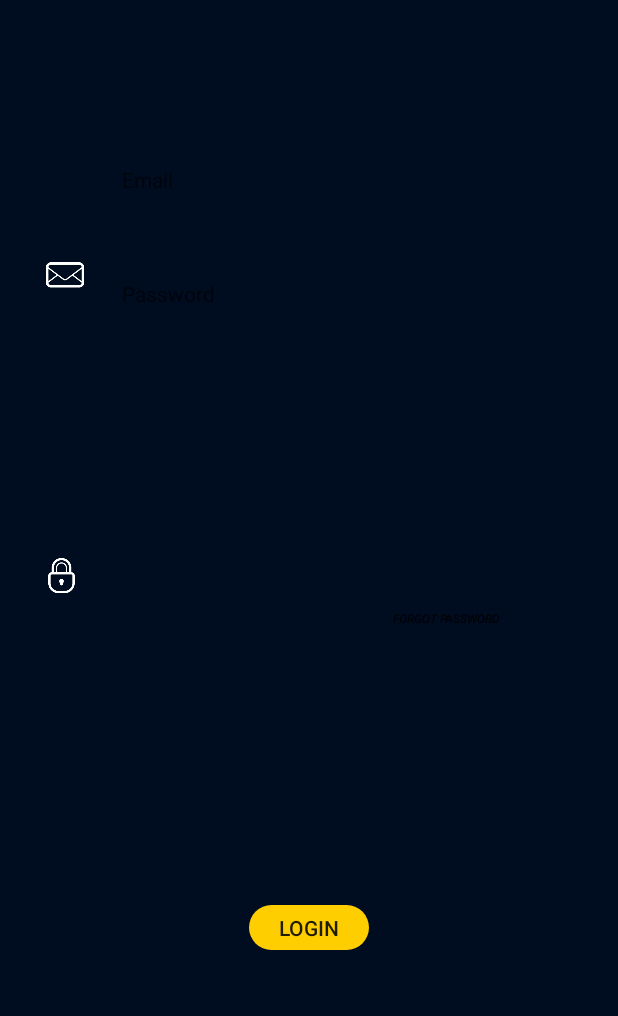
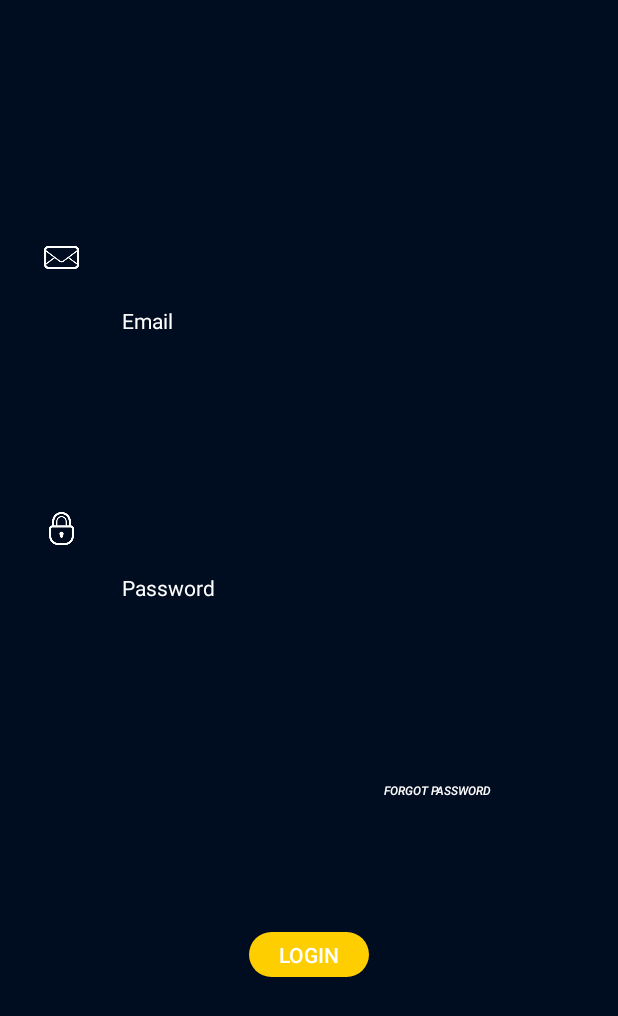
Before and after one commit to ankitrajan/Awareness, an Android app: the MainActivity screen opened directly, with no data from a screen before it, on a phone screen of 412 x 824 dp. Shown: the top 1016 px of the screen. Run offline under Robolectric (Android 15) with nearby library versions, the phone set to English and light mode, and no system bars; our stand-ins replace Firebase (no records; nobody signed in at launch, a user with empty details on screens opened directly); libraries missing offline, so code that uses them is left out: com.github.mikephil.charting.

Commit message:
UI/Ux changes 12/3/2018 actionbar color fix

```diff
--- a/app/src/main/AndroidManifest.xml
+++ b/app/src/main/AndroidManifest.xml
@@ -7,10 +7,10 @@
         android:hardwareAccelerated="false"
         android:largeHeap="true"
         android:icon="@mipmap/ic_awareness"
-        android:label="@string/app_name"
+        android:label=""
         android:roundIcon="@mipmap/ic_awareness"
         android:supportsRtl="true"
-        android:theme="@style/Theme.AppCompat">
+        android:theme="@style/AppTheme">
         <activity android:name=".LogoActivity" android:theme="@style/AppTheme.NoActionBar">
             <intent-filter>
                 <action android:name="android.intent.action.MAIN" />
--- a/app/src/main/java/com/example/ankit/awareness/MyAccountActivity.java
+++ b/app/src/main/java/com/example/ankit/awareness/MyAccountActivity.java
@@ -280,7 +280,7 @@ public class MyAccountActivity extends AppCompatActivity {
         data.setValueTextSize(10f);
         data.setValueTextColor(Color.WHITE);
 
-
+        pieChart.getLegend().setTextColor(Color.WHITE); //In case of error delete, changes font to white
         pieChart.setData(data);
     }
 
--- a/app/src/main/res/layout/activity_add_device.xml
+++ b/app/src/main/res/layout/activity_add_device.xml
@@ -20,6 +20,7 @@
         android:hint="Device Password"
         android:inputType="textPassword"
         android:textSize="14sp"
+        android:textColorHint="#FFFFFF"
         app:layout_constraintBottom_toTopOf="@+id/LinkDevice"
         app:layout_constraintEnd_toEndOf="parent"
         app:layout_constraintHorizontal_bias="0.502"
@@ -37,6 +38,7 @@
         android:layout_marginTop="49dp"
         android:ems="10"
         android:hint="Device ID"
+        android:textColorHint="#FFFFFF"
         android:inputType="textPersonName"
         android:textSize="14sp"
         app:layout_constraintBottom_toTopOf="@+id/DevicePasswordField"
@@ -54,6 +56,7 @@
         android:layout_marginStart="8dp"
         android:background="@drawable/button_selector"
         android:text="Link Device"
+        android:textColor="#FFFFFF"
         app:layout_constraintBottom_toBottomOf="parent"
         app:layout_constraintEnd_toEndOf="parent"
         app:layout_constraintStart_toStartOf="parent" />
--- a/app/src/main/res/layout/activity_analysis.xml
+++ b/app/src/main/res/layout/activity_analysis.xml
@@ -14,6 +14,8 @@
         android:layout_marginBottom="40dp"
         android:layout_marginEnd="8dp"
         android:layout_marginStart="8dp"
+        android:textColor="#FFFFFF"
+        android:visibility="visible"
         app:layout_constraintBottom_toTopOf="@+id/RefreshGraph"
         app:layout_constraintEnd_toEndOf="parent"
         app:layout_constraintHorizontal_bias="0.0"
@@ -28,6 +30,7 @@
         android:layout_marginStart="8dp"
         android:background="@drawable/button_selector"
         android:text="REFRESH"
+        android:textColor="#FFFFFF"
         app:layout_constraintBottom_toBottomOf="parent"
         app:layout_constraintEnd_toEndOf="parent"
         app:layout_constraintStart_toStartOf="parent" />
--- a/app/src/main/res/layout/activity_create_account.xml
+++ b/app/src/main/res/layout/activity_create_account.xml
@@ -16,6 +16,7 @@
         android:layout_marginRight="8dp"
         android:background="@drawable/button_selector"
         android:text="Sign Up"
+        android:textColor="#FFFFFF"
         app:layout_constraintBottom_toBottomOf="parent"
         app:layout_constraintHorizontal_bias="0.465"
         app:layout_constraintLeft_toLeftOf="parent"
@@ -31,6 +32,7 @@
         android:digits="0123456789qwertzuiopasdfghjklyxcvbnmQWERTYUIOPASDFGHJKLZXCVBNM@-_."
         android:ems="10"
         android:hint="Email"
+        android:textColorHint="#FFFFFF"
         android:inputType="textEmailAddress"
         android:maxLength="30"
         android:textSize="14sp"
@@ -50,6 +52,7 @@
         android:digits="0123456789qwertzuiopasdfghjklyxcvbnmQWERTYUIOPASDFGHJKLZXCVBNM"
         android:ems="10"
         android:hint="Password"
+        android:textColorHint="#FFFFFF"
         android:inputType="textPassword"
         android:maxLength="15"
         android:textSize="14sp"
--- a/app/src/main/res/layout/activity_logo.xml
+++ b/app/src/main/res/layout/activity_logo.xml
@@ -16,6 +16,7 @@
         android:layout_marginStart="8dp"
         android:background="@drawable/button_selector"
         android:text="Log in"
+        android:textColor="#FFFFFF"
         android:textSize="18sp"
         android:visibility="visible"
         app:layout_constraintBottom_toBottomOf="@+id/imageView"
@@ -34,6 +35,7 @@
         android:layout_marginTop="8dp"
         android:background="@drawable/button_selector"
         android:text="Register"
+        android:textColor="#FFFFFF"
         android:textSize="18sp"
         android:visibility="visible"
         app:layout_constraintBottom_toBottomOf="@+id/imageView"
--- a/app/src/main/res/layout/activity_main.xml
+++ b/app/src/main/res/layout/activity_main.xml
@@ -18,6 +18,7 @@
         android:layout_marginTop="8dp"
         android:background="@drawable/button_selector"
         android:text="Login"
+        android:textColor="#FFFFFF"
         app:layout_constraintBottom_toBottomOf="parent"
         app:layout_constraintLeft_toLeftOf="parent"
         app:layout_constraintRight_toRightOf="parent"
@@ -29,6 +30,7 @@
         android:id="@+id/EmailField"
         android:layout_width="250dp"
         android:layout_height="40dp"
+        android:layout_marginBottom="36dp"
         android:layout_marginLeft="8dp"
         android:layout_marginRight="8dp"
         android:layout_marginTop="100dp"
@@ -38,10 +40,11 @@
         android:hint="Email"
         android:inputType="textEmailAddress"
         android:maxLength="30"
-        android:textColorLink="@color/colorPrimaryDark"
+        android:textColor="@android:color/white"
+        android:textColorHint="#FFFFFF"
         android:textSize="14sp"
         android:visibility="visible"
-        app:layout_constraintHorizontal_bias="0.502"
+        app:layout_constraintBottom_toTopOf="@+id/PasswordField"
         app:layout_constraintLeft_toLeftOf="parent"
         app:layout_constraintRight_toRightOf="parent"
         app:layout_constraintTop_toTopOf="parent" />
@@ -50,9 +53,10 @@
         android:id="@+id/PasswordField"
         android:layout_width="250dp"
         android:layout_height="40dp"
+        android:layout_marginBottom="4dp"
         android:layout_marginLeft="8dp"
         android:layout_marginRight="8dp"
-        android:layout_marginTop="36dp"
+        android:layout_marginTop="8dp"
         android:background="@null"
         android:digits="0123456789qwertzuiopasdfghjklyxcvbnmQWERTYUIOPASDFGHJKLZXCVBNM"
         android:ems="10"
@@ -60,7 +64,10 @@
         android:hint="Password"
         android:inputType="textPassword"
         android:maxLength="15"
+        android:textColor="@android:color/white"
+        android:textColorHint="#FFFFFF"
         android:textSize="14sp"
+        app:layout_constraintBottom_toTopOf="@+id/ResetPassword"
         app:layout_constraintLeft_toLeftOf="parent"
         app:layout_constraintRight_toRightOf="parent"
         app:layout_constraintTop_toBottomOf="@+id/EmailField" />
@@ -68,48 +75,45 @@
     <Button
         android:id="@+id/ResetPassword"
         style="@android:style/Widget.DeviceDefault.Button.Borderless"
-        android:layout_width="99dp"
+        android:layout_width="110dp"
         android:layout_height="34dp"
-        android:layout_marginBottom="261dp"
+        android:layout_marginBottom="280dp"
         android:layout_marginLeft="8dp"
         android:layout_marginRight="8dp"
-        android:layout_marginTop="8dp"
         android:elevation="0dp"
         android:text="Forgot Password"
+        android:textColor="#FFFFFF"
         android:textSize="8sp"
         android:textStyle="italic"
         android:visibility="visible"
         app:layout_constraintBottom_toBottomOf="parent"
-        app:layout_constraintHorizontal_bias="0.808"
+        app:layout_constraintHorizontal_bias="0.799"
         app:layout_constraintLeft_toLeftOf="parent"
-        app:layout_constraintRight_toRightOf="parent"
-        app:layout_constraintTop_toBottomOf="@+id/PasswordField"
-        app:layout_constraintVertical_bias="0.562" />
+        app:layout_constraintRight_toRightOf="parent" />
 
     <ImageView
         android:id="@+id/imageView2"
-        android:layout_width="25dp"
-        android:layout_height="41dp"
+        android:layout_width="23dp"
+        android:layout_height="22dp"
         android:layout_marginBottom="8dp"
         android:layout_marginEnd="8dp"
         android:layout_marginStart="8dp"
         android:layout_marginTop="8dp"
         app:layout_constraintBottom_toBottomOf="parent"
         app:layout_constraintEnd_toStartOf="@+id/EmailField"
-        app:layout_constraintHorizontal_bias="0.571"
         app:layout_constraintStart_toStartOf="parent"
         app:layout_constraintTop_toTopOf="parent"
-        app:layout_constraintVertical_bias="0.202"
+        app:layout_constraintVertical_bias="0.194"
         app:srcCompat="@drawable/email" />
 
     <ImageView
         android:id="@+id/imageView3"
         android:layout_width="23dp"
-        android:layout_height="23dp"
-        android:layout_marginBottom="304dp"
+        android:layout_height="22dp"
+        android:layout_marginBottom="357dp"
         android:layout_marginEnd="16dp"
         android:layout_marginStart="16dp"
-        android:layout_marginTop="43dp"
+        android:layout_marginTop="55dp"
         app:layout_constraintBottom_toBottomOf="parent"
         app:layout_constraintEnd_toStartOf="@+id/PasswordField"
         app:layout_constraintStart_toStartOf="parent"
--- a/app/src/main/res/layout/activity_my_account.xml
+++ b/app/src/main/res/layout/activity_my_account.xml
@@ -14,6 +14,7 @@
         android:layout_height="300dp"
         android:layout_below="@+id/piechart"
         android:layout_centerHorizontal="true"
+        android:layout_marginTop="9dp"
         app:layout_constraintEnd_toEndOf="parent"
         app:layout_constraintStart_toStartOf="parent"
         app:layout_constraintTop_toTopOf="parent" />
@@ -23,7 +24,6 @@
         android:layout_width="340dp"
         android:layout_height="275dp"
         android:layout_alignParentTop="true"
-        android:layout_alignStart="@+id/DeviceList"
-        android:layout_marginTop="13dp"></com.github.mikephil.charting.charts.PieChart>
+        android:layout_alignStart="@+id/DeviceList"></com.github.mikephil.charting.charts.PieChart>
 
 </RelativeLayout>
--- a/app/src/main/res/layout/activity_reset.xml
+++ b/app/src/main/res/layout/activity_reset.xml
@@ -16,6 +16,7 @@
         android:layout_marginTop="152dp"
         android:ems="10"
         android:hint="Email"
+        android:textColorHint="#FFFFFF"
         android:inputType="textEmailAddress"
         android:textSize="14sp"
         app:layout_constraintEnd_toEndOf="parent"
@@ -33,6 +34,7 @@
         android:layout_marginTop="8dp"
         android:background="@drawable/button_selector"
         android:text="Reset"
+        android:textColor="#FFFFFF"
         app:layout_constraintBottom_toBottomOf="parent"
         app:layout_constraintEnd_toEndOf="parent"
         app:layout_constraintStart_toStartOf="parent"
--- a/app/src/main/res/values/colors.xml
+++ b/app/src/main/res/values/colors.xml
@@ -1,6 +1,6 @@
 <?xml version="1.0" encoding="utf-8"?>
 <resources>
-    <color name="colorPrimary">#3F51B5</color>
-    <color name="colorPrimaryDark">#303f9f</color>
+    <color name="colorPrimary">#000C1F</color>
+    <color name="colorPrimaryDark">#000</color>
     <color name="colorAccent">#ff4081</color>
 </resources>
--- a/app/src/main/res/values/styles.xml
+++ b/app/src/main/res/values/styles.xml
@@ -1,7 +1,7 @@
 <resources>
 
     <!-- Base application theme. -->
-    <style name="AppTheme" parent="Theme.AppCompat.Light.DarkActionBar">
+    <style name="AppTheme" parent="Theme.Design">
         <!-- Customize your theme here. -->
         <item name="colorPrimary">@color/colorPrimary</item>
         <item name="colorPrimaryDark">@color/colorPrimaryDark</item>
```
Also changed, not shown: app/src/main/res/menu/menu_my_account.xml (+7 -5 lines), app/src/main/res/drawable/refresh.png (added).
